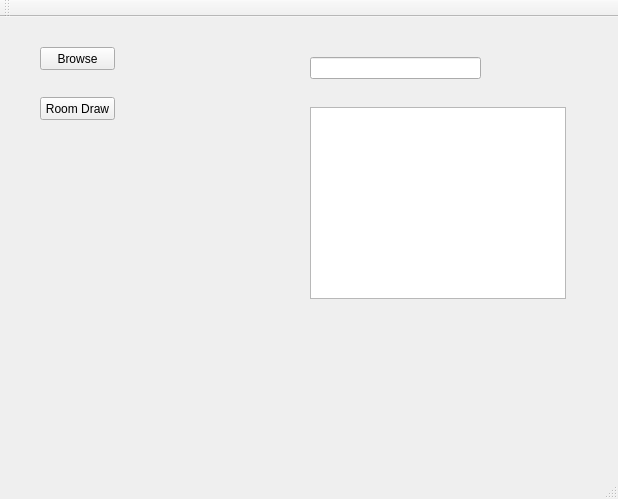
zhidateh/KEREX, file kerex.ui: the form before one commit.
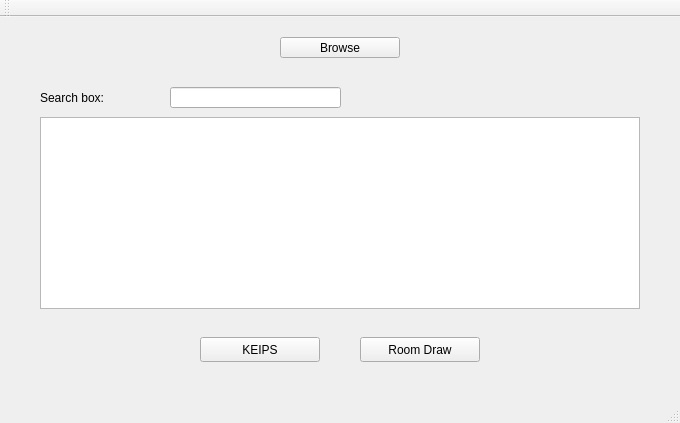
The form after the commit.

```diff
--- a/kerex.ui
+++ b/kerex.ui
@@ -6,8 +6,8 @@
    <rect>
     <x>0</x>
     <y>0</y>
-    <width>618</width>
-    <height>499</height>
+    <width>680</width>
+    <height>423</height>
    </rect>
   </property>
   <property name="windowTitle">
@@ -17,10 +17,10 @@
    <widget class="QPushButton" name="btn_roomdraw">
     <property name="geometry">
      <rect>
-      <x>40</x>
-      <y>80</y>
-      <width>75</width>
-      <height>23</height>
+      <x>360</x>
+      <y>320</y>
+      <width>120</width>
+      <height>25</height>
      </rect>
     </property>
     <property name="text">
@@ -30,10 +30,10 @@
    <widget class="QPushButton" name="btn_browse">
     <property name="geometry">
      <rect>
-      <x>40</x>
-      <y>30</y>
-      <width>75</width>
-      <height>23</height>
+      <x>280</x>
+      <y>20</y>
+      <width>120</width>
+      <height>21</height>
      </rect>
     </property>
     <property name="text">
@@ -43,23 +43,49 @@
    <widget class="QLineEdit" name="txt_search">
     <property name="geometry">
      <rect>
-      <x>310</x>
-      <y>40</y>
+      <x>170</x>
+      <y>70</y>
       <width>171</width>
-      <height>22</height>
+      <height>21</height>
      </rect>
     </property>
    </widget>
    <widget class="QTextBrowser" name="txt_searchres">
     <property name="geometry">
      <rect>
-      <x>310</x>
-      <y>90</y>
-      <width>256</width>
+      <x>40</x>
+      <y>100</y>
+      <width>600</width>
       <height>192</height>
      </rect>
     </property>
    </widget>
+   <widget class="QPushButton" name="btn_keips">
+    <property name="geometry">
+     <rect>
+      <x>200</x>
+      <y>320</y>
+      <width>120</width>
+      <height>25</height>
+     </rect>
+    </property>
+    <property name="text">
+     <string>KEIPS</string>
+    </property>
+   </widget>
+   <widget class="QLabel" name="label">
+    <property name="geometry">
+     <rect>
+      <x>40</x>
+      <y>70</y>
+      <width>121</width>
+      <height>21</height>
+     </rect>
+    </property>
+    <property name="text">
+     <string>Search box:</string>
+    </property>
+   </widget>
   </widget>
   <widget class="QMenuBar" name="menuBar">
    <property name="geometry">
```
Left out of the diff: 4 changed lines with no effect on the pictures.
